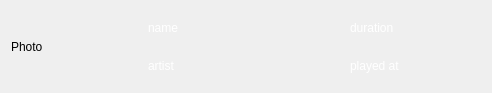
Above: mutak/widgetitem.ui from ahmed-debbech/mutak before the change. Below: the same form after it.
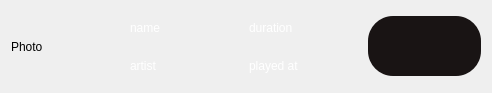
That is the form after the change.

Commit message: Design the play button in main UI

Diff of the .ui file:
```diff
--- a/mutak/widgetitem.ui
+++ b/mutak/widgetitem.ui
@@ -54,22 +54,6 @@
      </item>
     </layout>
    </item>
-   <item>
-    <spacer name="horizontalSpacer">
-     <property name="orientation">
-      <enum>Qt::Horizontal</enum>
-     </property>
-     <property name="sizeType">
-      <enum>QSizePolicy::Fixed</enum>
-     </property>
-     <property name="sizeHint" stdset="0">
-      <size>
-       <width>64</width>
-       <height>20</height>
-      </size>
-     </property>
-    </spacer>
-   </item>
    <item>
     <layout class="QVBoxLayout" name="verticalLayout_2">
      <item>
@@ -94,6 +78,30 @@
      </item>
     </layout>
    </item>
+   <item>
+    <widget class="QPushButton" name="playButton">
+     <property name="styleSheet">
+      <string notr="true">#playButton {
+color: white;
+background-color:  #191414;
+border-radius: 25px;
+border: none;
+  padding: 20px;
+  width: 10px;
+  height: 20px;
+ }
+#playButton:hover {
+	background-color: #3AE476;
+ }
+#playButton:pressed{
+	background-color: #2BB85D;
+}</string>
+     </property>
+     <property name="text">
+      <string/>
+     </property>
+    </widget>
+   </item>
   </layout>
  </widget>
  <resources/>
```
The commit also changes 4 other files.
